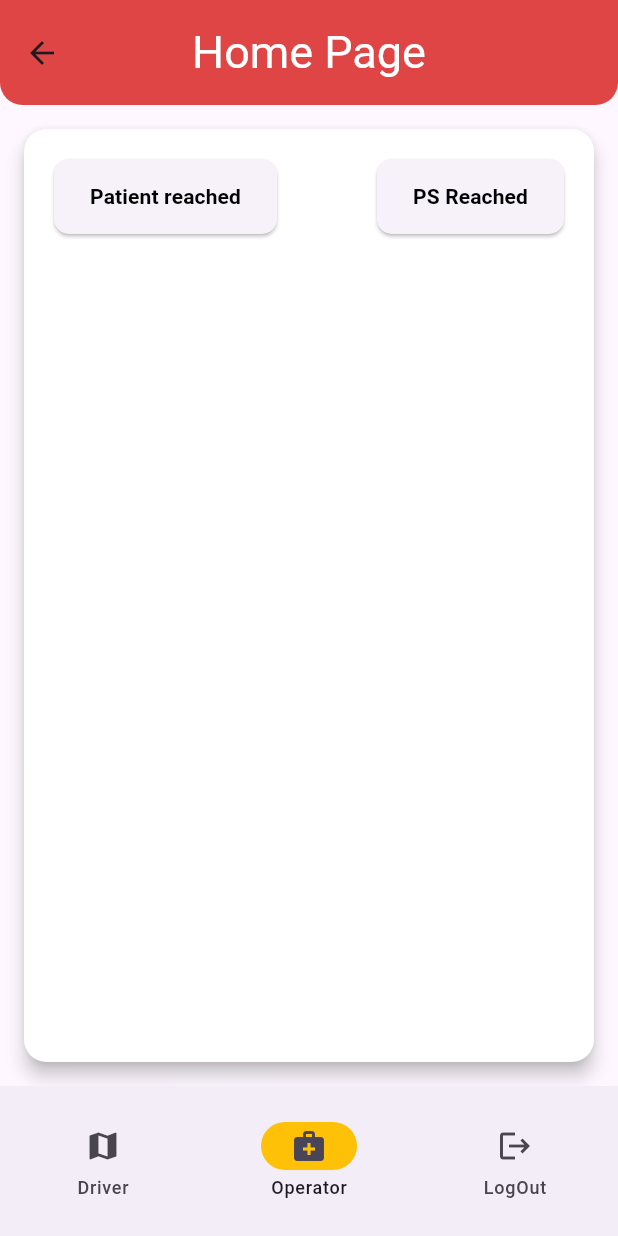
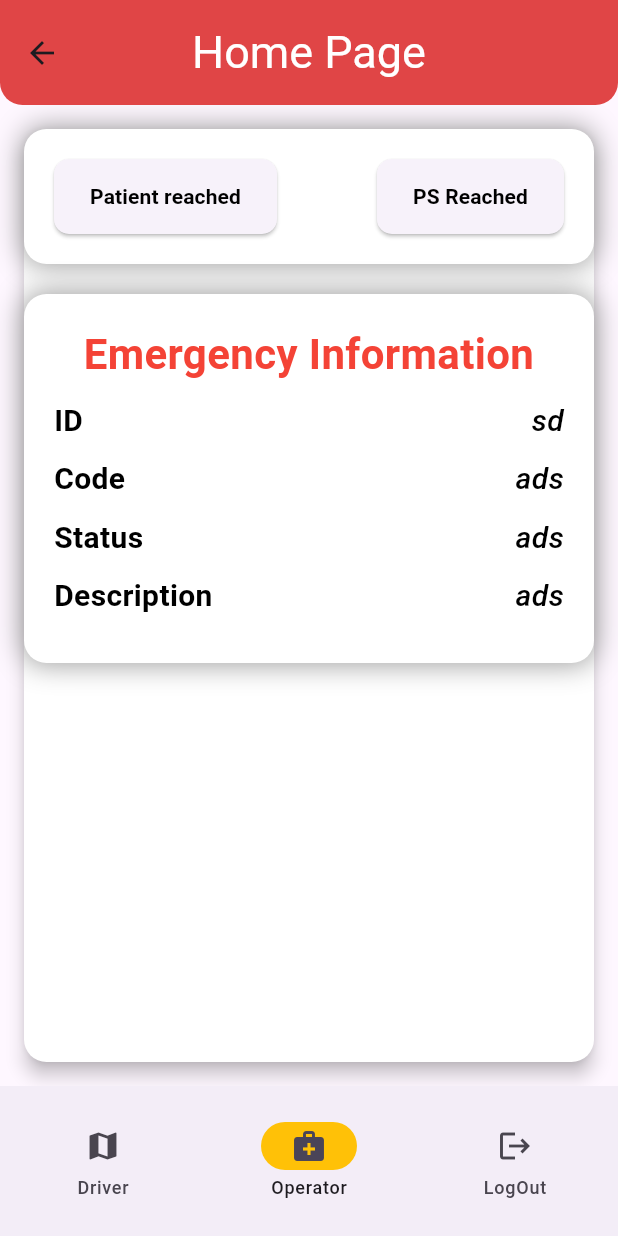
Before and after one commit to gerardocentrella/assd_project_ambulance, a Flutter app: the Home screen opened directly, item 2 of the bottom bar chosen, on a phone screen of 412 x 824 dp. Run offline on Flutter 3.47's test engine with Material 3 defaults, Android fonts, the phone set to English and light mode, and no system bars; our stand-ins replace bloc, equatable, flutter_bloc, formz; accounts and stored records are empty.

Commit message:
new commit

```diff
--- a/lib/pages/cards/operator_card.dart
+++ b/lib/pages/cards/operator_card.dart
@@ -2,10 +2,11 @@
 import 'package:flutter/material.dart';
 
 class OperatorCard extends StatelessWidget {
-  const OperatorCard({Key? key}) : super(key: key);
+  const OperatorCard({super.key});
 
   @override
   Widget build(BuildContext context) {
+
     return Center(
       child: Card(
         color: Colors.white,
@@ -16,11 +17,21 @@ class OperatorCard extends StatelessWidget {
         ),
         child:  Column(
           children: [
-            const Padding(padding: EdgeInsets.all(10.0),),
+            //const Padding(padding: EdgeInsets.all(10.0),),
             Container(
-
-              padding: const EdgeInsets.symmetric(horizontal: 20.0),
-              //alignment: Alignment.bottomCenter,
+              width: double.infinity,
+              padding: const EdgeInsets.all(20.0),
+              decoration: BoxDecoration(
+                  boxShadow: const [BoxShadow(
+                      color: Colors.grey,
+                      spreadRadius: 1,
+                      blurRadius: 15
+                  )],
+                  //border: Border.all(width: 2.0),
+                  color: Colors.white,
+                  borderRadius: BorderRadius.circular(15.0)
+              ),
+              //padding: const EdgeInsets.symmetric(horizontal: 20.0),
                  child: Row(
                    mainAxisAlignment: MainAxisAlignment.spaceBetween,
                     children: [
@@ -36,7 +47,6 @@ class OperatorCard extends StatelessWidget {
                           Navigator.pushNamed(context, '/patientreached');
                         },
                       ),
-                      //const SizedBox(width: 50,),
                       ElevatedButton(
                         style: ElevatedButton.styleFrom(
                             minimumSize: const Size(100, 50),
@@ -51,6 +61,138 @@ class OperatorCard extends StatelessWidget {
                     ],
               ),
           ),
+            const SizedBox(height: 20,),
+            Container(
+              width: double.infinity,
+              padding: const EdgeInsets.all(20.0),
+              decoration: BoxDecoration(
+                  boxShadow: const [BoxShadow(
+                      color: Colors.grey,
+                      spreadRadius: 1,
+                      blurRadius: 15
+                  )],
+                  //border: Border.all(width: 2.0),
+                  color: Colors.white,
+                  borderRadius: BorderRadius.circular(15.0)
+              ),
+              child: const Column(
+                mainAxisAlignment: MainAxisAlignment.spaceBetween,
+                children: [
+                  Text(
+                    'Emergency Information',
+                    textAlign: TextAlign.center,
+                    style: TextStyle(
+                        color: Colors.red,
+                        fontWeight: FontWeight.bold,
+                        fontSize: 28.0
+                    ),
+                  ),
+                  SizedBox(height: 10,),
+                  Row(
+                    mainAxisAlignment: MainAxisAlignment.spaceBetween,
+                    children: [
+                      Text(
+                        'ID',
+                        textAlign: TextAlign.start,
+                        style: TextStyle(
+                          color: Colors.black,
+                          fontWeight: FontWeight.bold,
+                          fontSize: 20.0
+                        ),
+                      ),
+                      Text(
+                        'sd',
+                        textAlign: TextAlign.start,
+                        style: TextStyle(
+                            color: Colors.black,
+                            fontStyle: FontStyle.italic,
+                            fontWeight: FontWeight.w500,
+                            fontSize: 20.0
+                        ),
+                      ),
+
+                    ],
+                  ),
+                  SizedBox(height: 10,),
+                  Row(
+                    mainAxisAlignment: MainAxisAlignment.spaceBetween,
+                    children: [
+                      Text(
+                        'Code',
+                        textAlign: TextAlign.start,
+                        style: TextStyle(
+                            color: Colors.black,
+                            fontWeight: FontWeight.bold,
+                            fontSize: 20.0
+                        ),
+                      ),
+                      Text(
+                        'ads',
+                        textAlign: TextAlign.start,
+                        style: TextStyle(
+                            color: Colors.black,
+                            fontStyle: FontStyle.italic,
+                            fontWeight: FontWeight.w500,
+                            fontSize: 20.0
+                        ),
+                      ),
+                    ],
+                  ),
+                  SizedBox(height: 10,),
+                  Row(
+                    mainAxisAlignment: MainAxisAlignment.spaceBetween,
+                    children: [
+                      Text(
+                        'Status',
+                        textAlign: TextAlign.start,
+                        style: TextStyle(
+                            color: Colors.black,
+                            fontWeight: FontWeight.bold,
+                            fontSize: 20.0
+                        ),
+                      ),
+                      Text(
+                        'ads',
+                        textAlign: TextAlign.start,
+                        style: TextStyle(
+                            color: Colors.black,
+                            fontStyle: FontStyle.italic,
+                            fontWeight: FontWeight.w500,
+                            fontSize: 20.0
+                        ),
+                      ),
+                    ],
+                  ),
+                  SizedBox(height: 10,),
+                  Row(
+                    mainAxisAlignment: MainAxisAlignment.spaceBetween,
+                    children: [
+                      Text(
+                        'Description',
+                        textAlign: TextAlign.start,
+                        style: TextStyle(
+                            color: Colors.black,
+                            fontWeight: FontWeight.bold,
+                            fontSize: 20.0
+                        ),
+                      ),
+                      Text(
+                        'ads',
+                        textAlign: TextAlign.start,
+                        style: TextStyle(
+                            color: Colors.black,
+                            fontStyle: FontStyle.italic,
+                            fontWeight: FontWeight.w500,
+                            fontSize: 20.0
+                        ),
+                      ),
+                    ],
+                  ),
+                  SizedBox(height: 10,)
+
+                ],
+              ),
+            )
         ]
       ),
       ),
```
